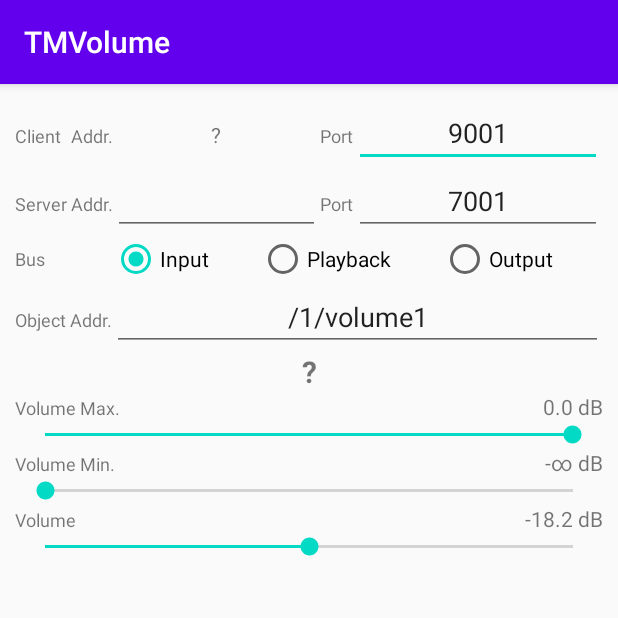
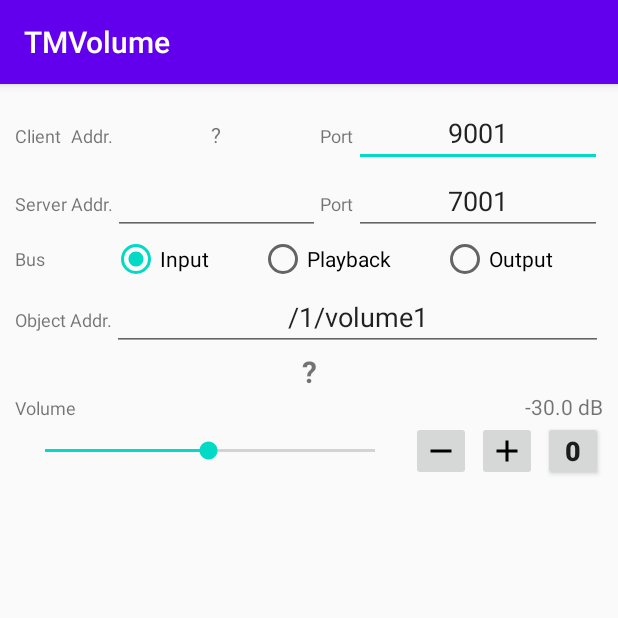
Before and after one commit to tateisu/TMVolume, an Android app: the screen it shows after launch (MainActivity), on a phone screen of 412 x 824 dp, the top half of it. Run offline under Robolectric (Android 15) with nearby library versions, the phone set to English and light mode, and no system bars; libraries missing offline, so code that uses them is left out: com.illposed.osc; 2 statements that could not run were skipped.

Commit message:
show volume slider in dB unit.

```diff
--- a/app/src/main/java/jp/juggler/tmvolume/FaderVol.kt
+++ b/app/src/main/java/jp/juggler/tmvolume/FaderVol.kt
@@ -6,7 +6,7 @@ import kotlin.math.min
 
 object FaderVol {
 
-    private val params= doubleArrayOf(
+    private val params = doubleArrayOf(
         // db, faderMin, faderMax,
         -66.0, 0.0000, 0.0000,
         -65.0, 0.0001, 0.0003,
@@ -722,16 +722,16 @@ object FaderVol {
         6.0, 0.9985, 1.0000
     )
 
-    private val sampleSize = params.size/3
-    private fun db(idx:Int) = params[idx*3+0]
-    private fun faderMin(idx:Int) = params[idx*3+1]
-    private fun faderMax(idx:Int) = params[idx*3+2]
+    private val sampleSize = params.size / 3
+    private fun db(idx: Int) = params[idx * 3 + 0]
+    private fun faderMin(idx: Int) = params[idx * 3 + 1]
+    private fun faderMax(idx: Int) = params[idx * 3 + 2]
 
     init {
-        for( i in 0 until sampleSize){
+        for (i in 0 until sampleSize) {
             if (i == 0) continue
-            if (faderMax(i-1) >= faderMin(i)) {
-                error("db=${db(i)} faderMax ${faderMax(i-1)} >= faderMin ${faderMin(i)}")
+            if (faderMax(i - 1) >= faderMin(i)) {
+                error("db=${db(i)} faderMax ${faderMax(i - 1)} >= faderMin ${faderMin(i)}")
             }
         }
     }
@@ -767,4 +767,42 @@ object FaderVol {
         }
         return findDb?.formatDb() ?: "?? dB"
     }
+
+    fun formatDb(db: Float) = when {
+        db <= -66f -> "-∞ dB"
+        db >= 0f -> String.format("%.1f dB", db)
+        else -> String.format("%.1f dB", db)
+    }
+
+    fun fromDb(db: Float): Double {
+        if (db <= -66f) return 0.0
+        if (db >= 6f) return 1.0
+        if (db == 0f) return 0.81720435
+        var width = sampleSize
+        var start = 0
+        while (width > 0) {
+            val width2 = (width shr 1)
+            val idx = start + width2
+            if (db < db(idx)) {
+                width = width2
+                continue
+            } else if (db > db(idx)) {
+                val skip = width2 + 1
+                width -= skip
+                start += skip
+            } else {
+                return (faderMin(idx) + faderMax(idx)) * 0.5
+            }
+        }
+        var findDelta = Double.MAX_VALUE
+        var findFader: Double? = null
+        for (i in IntRange(max(0, start - 1), min(sampleSize - 1, start + 1))) {
+            val delta = abs(db - db(i))
+            if (delta < findDelta) {
+                findDelta = delta
+                findFader = (faderMax(i) + faderMin(i)) * 0.5
+            }
+        }
+        return findFader ?: 0.0
+    }
 }
--- a/app/src/main/java/jp/juggler/tmvolume/MainActivity.kt
+++ b/app/src/main/java/jp/juggler/tmvolume/MainActivity.kt
@@ -9,6 +9,7 @@ import android.os.Looper
 import android.text.Editable
 import android.text.TextWatcher
 import android.util.Log
+import android.view.View
 import android.widget.*
 import com.illposed.osc.*
 import com.illposed.osc.transport.udp.OSCPortIn
@@ -29,20 +30,21 @@ class MainActivity : ScopedActivity() {
         const val PREF_SERVER_ADDR = "ServerAddr"
         const val PREF_SERVER_PORT = "ServerPort"
         const val PREF_OBJECT_ADDR = "ObjectAddr"
-        const val PREF_VOLUME_MIN = "VolumeMin"
-        const val PREF_VOLUME_MAX = "VolumeMAX"
         const val PREF_VOLUME = "Volume"
         const val PREF_BUS = "Bus"
 
         fun String?.notEmpty() = if (this?.isNotEmpty() == true) this else null
 
-        const val db0 = 0.81720435
-        private const val seekBarScaling = 100000.0
+        fun Int.clip(min: Int, max: Int) = if (this < min) min else if (this > max) max else this
 
+        fun avg(a:Int,b:Int) = (a+b)/2
 
-        val SeekBar.progressDouble: Double
-            get() = progress.toDouble() / seekBarScaling
-
+        var View.isEnabledAlpha:Boolean
+            get()= isEnabled
+            set(value){
+                isEnabled = value
+                alpha = if(value) 1.0f else 0.3f
+            }
     }
 
     private lateinit var tvClientAddr: TextView
@@ -54,14 +56,14 @@ class MainActivity : ScopedActivity() {
     private lateinit var rbBusPlayback: RadioButton
     private lateinit var rbBusOutput: RadioButton
 
-    private lateinit var sbVolumeMin: SeekBar
-    private lateinit var sbVolumeMax: SeekBar
+    private lateinit var tvVolumeVal: TextView
     private lateinit var sbVolume: SeekBar
-    private lateinit var tvVolumeMin: TextView
-    private lateinit var tvVolumeMax: TextView
     private lateinit var tvVolume: TextView
+    private lateinit var btnMinus: ImageButton
+    private lateinit var btnPlus: ImageButton
+    private lateinit var btnZero: Button
+
     private lateinit var tvMap: TextView
-    private lateinit var tvVolumeVal: TextView
 
     private var restoreBusy = false
     private lateinit var pref: SharedPreferences
@@ -111,6 +113,8 @@ class MainActivity : ScopedActivity() {
         showVolumeNumber()
     }
 
+    ///////////////////////////////////////////////////////
+
     private fun EditText.addSaver(key: String, callback: (String) -> Unit = {}) =
         addTextChangedListener(object : TextWatcher {
             override fun beforeTextChanged(p0: CharSequence, p1: Int, p2: Int, p3: Int) = Unit
@@ -129,20 +133,6 @@ class MainActivity : ScopedActivity() {
             if (isChecked) pref.edit().putInt(key, value).apply()
         }
 
-    private fun SeekBar.addListener(key: String, cb: (Int) -> Unit) {
-        setOnSeekBarChangeListener(object : SeekBar.OnSeekBarChangeListener {
-            override fun onStartTrackingTouch(var1: SeekBar) = Unit
-            override fun onStopTrackingTouch(var1: SeekBar) = Unit
-            override fun onProgressChanged(var1: SeekBar, var2: Int, var3: Boolean) {
-                if (restoreBusy) return
-                pref.edit().putInt(key, var1.progress).apply()
-                cb(var1.progress)
-                showVolumeNumber()
-                send()
-            }
-        })
-    }
-
     private fun initUi() {
         setContentView(R.layout.activity_main)
 
@@ -151,12 +141,8 @@ class MainActivity : ScopedActivity() {
         etServerAddr = findViewById(R.id.etServerAddr)
         etServerPort = findViewById(R.id.etServerPort)
         etObjectAddress = findViewById(R.id.etObjectAddress)
-        sbVolumeMin = findViewById(R.id.sbVolumeMin)
-        sbVolumeMax = findViewById(R.id.sbVolumeMax)
         sbVolume = findViewById(R.id.sbVolume)
 
-        tvVolumeMin = findViewById(R.id.tvVolumeMin)
-        tvVolumeMax = findViewById(R.id.tvVolumeMax)
         tvVolume = findViewById(R.id.tvVolume)
 
         rbBusInput = findViewById(R.id.rbBusInput)
@@ -165,6 +151,10 @@ class MainActivity : ScopedActivity() {
 
         tvMap = findViewById(R.id.tvMap)
         tvVolumeVal = findViewById(R.id.tvVolumeVal)
+
+        btnMinus = findViewById(R.id.btnMinus)
+        btnPlus = findViewById(R.id.btnPlus)
+        btnZero = findViewById(R.id.btnZero)
 
         etClientPort.addSaver(PREF_CLIENT_PORT) { startListen() }
         etServerAddr.addSaver(PREF_SERVER_ADDR)
@@ -175,24 +165,30 @@ class MainActivity : ScopedActivity() {
         rbBusPlayback.addSaver(PREF_BUS, 1)
         rbBusOutput.addSaver(PREF_BUS, 2)
 
-        sbVolumeMin.addListener(PREF_VOLUME_MIN) { sbVolumeMax.min = it }
-        sbVolumeMax.addListener(PREF_VOLUME_MAX) { sbVolumeMin.max = it }
-        sbVolume.addListener(PREF_VOLUME) {}
+        sbVolume.setOnSeekBarChangeListener(object : SeekBar.OnSeekBarChangeListener {
+            override fun onStartTrackingTouch(var1: SeekBar) = Unit
+            override fun onStopTrackingTouch(var1: SeekBar) = Unit
+            override fun onProgressChanged(var1: SeekBar, var2: Int, var3: Boolean) {
+                if (restoreBusy) return
+                pref.edit().putInt(PREF_VOLUME, var1.progress).apply()
+                showVolumeNumber()
+                send()
+            }
+        })
 
-//        findViewById<Button>(R.id.btnScan).setOnClickListener { scan() }
+        btnPlus.setOnClickListener { setVolume(sbVolume.progress+1) }
+        btnMinus.setOnClickListener { setVolume(sbVolume.progress-1) }
+        btnZero.setOnClickListener { setVolume(sbVolume.max - 6*2 ) }
     }
+
 
     private fun loadPref() {
         etClientPort.setText(pref.getString(PREF_CLIENT_PORT, "9001"))
         etServerAddr.setText(pref.getString(PREF_SERVER_ADDR, ""))
         etServerPort.setText(pref.getString(PREF_SERVER_PORT, "7001"))
         etObjectAddress.setText(pref.getString(PREF_OBJECT_ADDR, "/1/volume1"))
-        sbVolumeMin.progress = pref.getInt(PREF_VOLUME_MIN, 0)
-        sbVolumeMax.progress = pref.getInt(PREF_VOLUME_MAX, seekBarScaling.toInt())
-        sbVolume.progress = pref.getInt(PREF_VOLUME, seekBarScaling.toInt() / 2)
-
-        sbVolumeMax.min = sbVolumeMin.progress
-        sbVolumeMin.max = sbVolumeMax.progress
+        sbVolume.progress = pref.getInt(PREF_VOLUME, avg(sbVolume.min,sbVolume.max) )
+            .clip(sbVolume.min,sbVolume.max)
 
         when (pref.getInt(PREF_BUS, 0)) {
             1 -> rbBusPlayback
@@ -201,26 +197,23 @@ class MainActivity : ScopedActivity() {
         }.isChecked = true
     }
 
-    private fun getVolumeValue(): Float {
-        val max = sbVolumeMax.progressDouble
-        val min = sbVolumeMin.progressDouble
-        val width = max - min
-        val curr = when {
-            width <= 0f -> min
-            else -> min + width * sbVolume.progressDouble
-        }
-        Log.d("TMVolume", String.format("curr=%f", curr))
-        return if (curr == 0.0) {
-            0f
-        } else {
-            (curr * db0).toFloat()
-        }
+    private fun setVolume(newProgress: Int) {
+        val oldVal = sbVolume.progress
+        val newVal = newProgress.clip( sbVolume.min,sbVolume.max )
+        if (newVal != oldVal) sbVolume.progress = newVal
     }
 
     private fun showVolumeNumber() {
-        tvVolumeMin.text = FaderVol.fromFader(sbVolumeMin.progressDouble * db0)
-        tvVolumeMax.text = FaderVol.fromFader(sbVolumeMax.progressDouble * db0)
-        tvVolume.text = FaderVol.fromFader(getVolumeValue().toDouble())
+        val db = 6f - (sbVolume.max - sbVolume.progress) * 0.5f
+        tvVolume.text = FaderVol.formatDb(db)
+        btnMinus.isEnabledAlpha = sbVolume.progress != sbVolume.min
+        btnPlus.isEnabledAlpha = sbVolume.progress != sbVolume.max
+        btnZero.isEnabledAlpha = sbVolume.progress != (sbVolume.max - 6*2)
+    }
+
+    private fun getFaderValue(): Float {
+        val db = 6f - (sbVolume.max - sbVolume.progress) * 0.5f
+        return FaderVol.fromDb(db).toFloat()
     }
 
     private fun showError(msg: String) {
@@ -248,7 +241,7 @@ class MainActivity : ScopedActivity() {
             else -> "/1/busInput"
         },
         objectAddr: String? = etObjectAddress.text.toString().trim().notEmpty(),
-        value: Float = getVolumeValue()
+        value: Float = getFaderValue()
     ) {
         val args = arrayListOf<Any>(value)
 
@@ -400,21 +393,6 @@ class MainActivity : ScopedActivity() {
             null
         }
     }
-
-    private fun scan() = launch(activityJob + Dispatchers.IO) {
-        var willBreak = false
-        for (i in 0..10000) {
-            if (willBreak) break
-            runOnUiThread {
-                if (isDestroyed) {
-                    willBreak = true
-                } else {
-                    send(value = i.toFloat() / 10000f)
-                }
-            }
-            delay(1000)
-        }
-    }
 }
 
 /*
--- /dev/null
+++ b/app/src/main/res/drawable/ic_add.xml
@@ -0,0 +1,9 @@
+<vector xmlns:android="http://schemas.android.com/apk/res/android"
+        android:width="24dp"
+        android:height="24dp"
+        android:viewportWidth="24.0"
+        android:viewportHeight="24.0">
+    <path
+        android:fillColor="#FF000000"
+        android:pathData="M19,13h-6v6h-2v-6H5v-2h6V5h2v6h6v2z"/>
+</vector>
--- /dev/null
+++ b/app/src/main/res/drawable/ic_minus.xml
@@ -0,0 +1,9 @@
+<vector xmlns:android="http://schemas.android.com/apk/res/android"
+        android:width="24dp"
+        android:height="24dp"
+        android:viewportWidth="24.0"
+        android:viewportHeight="24.0">
+    <path
+        android:fillColor="#FF000000"
+        android:pathData="M19,13H5v-2h14v2z"/>
+</vector>
--- a/app/src/main/res/layout/activity_main.xml
+++ b/app/src/main/res/layout/activity_main.xml
@@ -20,10 +20,9 @@
             <TableRow>
 
                 <TextView
+                    android:layout_marginEnd="2dp"
                     android:text="@string/client"
-                    android:textSize="12sp"
-                    android:layout_marginEnd="2dp"
-                    />
+                    android:textSize="12sp" />
 
                 <TextView
                     android:text="@string/address"
@@ -48,9 +47,9 @@
             <TableRow>
 
                 <TextView
+                    android:layout_marginEnd="2dp"
                     android:text="@string/server"
                     android:textSize="12sp"
-                    android:layout_marginEnd="2dp"
 
                     />
 
@@ -96,23 +95,23 @@
 
                     <RadioButton
                         android:id="@+id/rbBusInput"
-                        android:layout_weight="1"
                         android:layout_width="wrap_content"
                         android:layout_height="wrap_content"
+                        android:layout_weight="1"
                         android:text="@string/input" />
 
                     <RadioButton
                         android:id="@+id/rbBusPlayback"
-                        android:layout_weight="1"
                         android:layout_width="wrap_content"
                         android:layout_height="wrap_content"
+                        android:layout_weight="1"
                         android:text="@string/playback" />
 
                     <RadioButton
                         android:id="@+id/rbBusOutput"
-                        android:layout_weight="1"
                         android:layout_width="wrap_content"
                         android:layout_height="wrap_content"
+                        android:layout_weight="1"
                         android:text="@string/output" />
 
                 </RadioGroup>
@@ -145,63 +144,6 @@
         <LinearLayout
             android:layout_width="match_parent"
             android:layout_height="wrap_content"
-            android:orientation="horizontal">
-
-            <TextView
-                android:layout_width="wrap_content"
-                android:layout_height="wrap_content"
-                android:text="@string/volume_max"
-                android:textSize="12sp" />
-
-            <TextView
-                android:id="@+id/tvVolumeMax"
-                android:layout_width="0dp"
-                android:layout_height="wrap_content"
-                android:layout_weight="1"
-                android:gravity="end|center_vertical" />
-        </LinearLayout>
-
-        <SeekBar
-            android:id="@+id/sbVolumeMax"
-            android:layout_width="match_parent"
-            android:layout_height="wrap_content"
-            android:max="100000"
-            android:min="0"
-            android:paddingStart="20dp"
-            android:paddingEnd="20dp" />
-
-        <LinearLayout
-            android:layout_width="match_parent"
-            android:layout_height="wrap_content"
-            android:orientation="horizontal">
-
-            <TextView
-                android:layout_width="wrap_content"
-                android:layout_height="wrap_content"
-                android:text="@string/volume_min"
-                android:textSize="12sp" />
-
-            <TextView
-                android:id="@+id/tvVolumeMin"
-                android:layout_width="0dp"
-                android:layout_height="wrap_content"
-                android:layout_weight="1"
-                android:gravity="end|center_vertical" />
-        </LinearLayout>
-
-        <SeekBar
-            android:id="@+id/sbVolumeMin"
-            android:layout_width="match_parent"
-            android:layout_height="wrap_content"
-            android:max="100000"
-            android:min="0"
-            android:paddingStart="20dp"
-            android:paddingEnd="20dp" />
-
-
-        <LinearLayout
-            android:layout_width="match_parent"
-            android:layout_height="wrap_content"
 
             android:orientation="horizontal">
 
@@ -219,14 +161,50 @@
                 android:gravity="end|center_vertical" />
         </LinearLayout>
 
-        <SeekBar
-            android:id="@+id/sbVolume"
+        <LinearLayout
             android:layout_width="match_parent"
-            android:layout_height="wrap_content"
-            android:max="100000"
-            android:min="0"
-            android:paddingStart="20dp"
-            android:paddingEnd="20dp" />
+            android:layout_height="40dp"
+            android:orientation="horizontal"
+            >
+
+            <SeekBar
+                android:id="@+id/sbVolume"
+                android:layout_width="0dp"
+                android:layout_height="match_parent"
+                android:layout_weight="1"
+                android:max="143"
+                android:min="0"
+                android:paddingStart="20dp"
+                android:paddingEnd="20dp" />
+
+            <ImageButton
+                android:id="@+id/btnMinus"
+                android:layout_width="40dp"
+                android:layout_height="match_parent"
+                android:layout_marginStart="4dp"
+                android:contentDescription="@string/decrease"
+                android:src="@drawable/ic_minus" />
+
+            <ImageButton
+                android:id="@+id/btnPlus"
+                android:layout_width="40dp"
+                android:layout_height="match_parent"
+                android:layout_marginStart="4dp"
+                android:contentDescription="@string/increase"
+                android:src="@drawable/ic_add" />
+            <Button
+                android:id="@+id/btnZero"
+                android:layout_width="40dp"
+                android:layout_height="match_parent"
+                android:minWidth="0dp"
+                android:layout_marginStart="4dp"
+                android:contentDescription="@string/increase"
+                android:text="0"
+                android:textSize="18dp"
+                android:textStyle="bold"
+                android:includeFontPadding="false"
+                 />
+        </LinearLayout>
 
     </LinearLayout>
 
--- a/app/src/main/res/values/strings.xml
+++ b/app/src/main/res/values/strings.xml
@@ -16,4 +16,6 @@
     <string name="volume_min">Volume Min.</string>
     <string name="volume_max">Volume Max.</string>
     <string name="volume">Volume</string>
+    <string name="decrease">Decrease</string>
+    <string name="increase">Increase</string>
 </resources>
```
Also changed, not shown: 1 other file.
